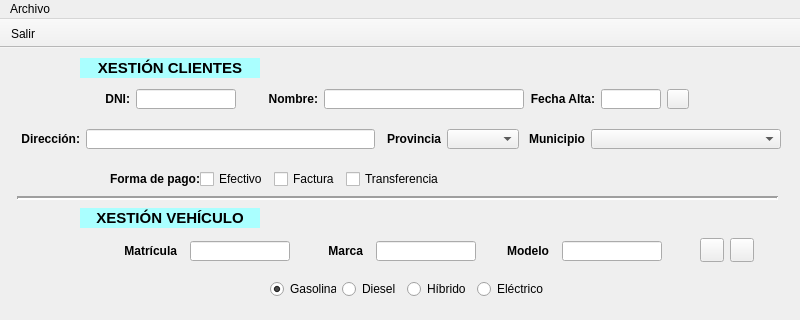
This is ui/ventMain.ui in arielcostas/dam-di-costasguerrero as Qt 5 draws it before an edit; both pictures show x 0 to 800 and y 0 to 320 of the 800 by 600 pixel window. The edited form follows.
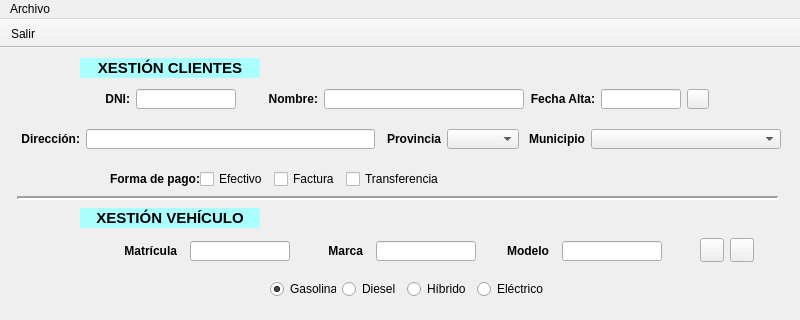
This is the edited form. Icons and pictures are not drawn.

Patch:
```diff
--- a/ui/ventMain.ui
+++ b/ui/ventMain.ui
@@ -77,7 +77,7 @@
      <rect>
       <x>100</x>
       <y>40</y>
-      <width>591</width>
+      <width>611</width>
       <height>22</height>
      </rect>
     </property>
@@ -226,13 +226,13 @@
       <widget class="QLineEdit" name="txtFechaAltaCliente">
        <property name="minimumSize">
         <size>
-         <width>60</width>
+         <width>80</width>
          <height>20</height>
         </size>
        </property>
        <property name="maximumSize">
         <size>
-         <width>60</width>
+         <width>80</width>
          <height>20</height>
         </size>
        </property>
```
Left out of the diff: 20 changed lines with no effect on the pictures.
